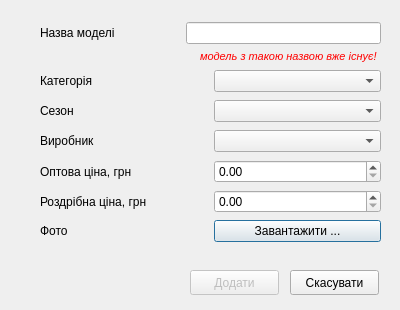
moz6go/ShoesStore, file addmodeldialog.ui: the form before one commit.
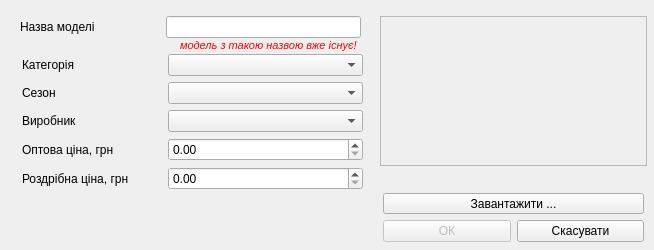
The form after the commit. Icons and pictures are not drawn.

Commit message: add column enums, remake addmodel dialog(add photo)

Diff of the .ui file:
```diff
--- a/addmodeldialog.ui
+++ b/addmodeldialog.ui
@@ -6,20 +6,20 @@
    <rect>
     <x>0</x>
     <y>0</y>
-    <width>400</width>
-    <height>310</height>
+    <width>654</width>
+    <height>250</height>
    </rect>
   </property>
   <property name="minimumSize">
    <size>
-    <width>400</width>
-    <height>310</height>
+    <width>654</width>
+    <height>250</height>
    </size>
   </property>
   <property name="maximumSize">
    <size>
-    <width>400</width>
-    <height>310</height>
+    <width>654</width>
+    <height>250</height>
    </size>
   </property>
   <property name="windowTitle">
@@ -29,146 +29,11 @@
    <iconset resource="pics.qrc">
     <normaloff>:/pics/add_model.png</normaloff>:/pics/add_model.png</iconset>
   </property>
-  <widget class="QWidget" name="layoutWidget1">
-   <property name="geometry">
-    <rect>
-     <x>40</x>
-     <y>220</y>
-     <width>341</width>
-     <height>28</height>
-    </rect>
-   </property>
-   <layout class="QHBoxLayout" name="picture_layout">
-    <property name="sizeConstraint">
-     <enum>QLayout::SetMaximumSize</enum>
-    </property>
-    <item>
-     <widget class="QLabel" name="picture_le">
-      <property name="minimumSize">
-       <size>
-        <width>140</width>
-        <height>0</height>
-       </size>
-      </property>
-      <property name="text">
-       <string>Фото</string>
-      </property>
-     </widget>
-    </item>
-    <item>
-     <widget class="QPushButton" name="load_pic_pb">
-      <property name="text">
-       <string>Завантажити ...</string>
-      </property>
-     </widget>
-    </item>
-   </layout>
-  </widget>
-  <widget class="QWidget" name="layoutWidget2">
-   <property name="geometry">
-    <rect>
-     <x>40</x>
-     <y>130</y>
-     <width>341</width>
-     <height>27</height>
-    </rect>
-   </property>
-   <layout class="QHBoxLayout" name="brand_layout">
-    <property name="sizeConstraint">
-     <enum>QLayout::SetMaximumSize</enum>
-    </property>
-    <item>
-     <widget class="QLabel" name="brand_lb">
-      <property name="minimumSize">
-       <size>
-        <width>140</width>
-        <height>0</height>
-       </size>
-      </property>
-      <property name="text">
-       <string>Виробник</string>
-      </property>
-     </widget>
-    </item>
-    <item>
-     <widget class="QComboBox" name="brand_cb"/>
-    </item>
-   </layout>
-  </widget>
-  <widget class="QWidget" name="layoutWidget3">
-   <property name="geometry">
-    <rect>
-     <x>40</x>
-     <y>190</y>
-     <width>341</width>
-     <height>28</height>
-    </rect>
-   </property>
-   <layout class="QHBoxLayout" name="retailpr_layout">
-    <property name="sizeConstraint">
-     <enum>QLayout::SetMaximumSize</enum>
-    </property>
-    <item>
-     <widget class="QLabel" name="retailpr_lb">
-      <property name="minimumSize">
-       <size>
-        <width>140</width>
-        <height>0</height>
-       </size>
-      </property>
-      <property name="text">
-       <string>Роздрібна ціна, грн</string>
-      </property>
-     </widget>
-    </item>
-    <item>
-     <widget class="QDoubleSpinBox" name="retailpr_sb">
-      <property name="maximum">
-       <double>1000000.000000000000000</double>
-      </property>
-      <property name="singleStep">
-       <double>10.000000000000000</double>
-      </property>
-     </widget>
-    </item>
-   </layout>
-  </widget>
-  <widget class="QWidget" name="layoutWidget4">
-   <property name="geometry">
-    <rect>
-     <x>40</x>
-     <y>100</y>
-     <width>341</width>
-     <height>27</height>
-    </rect>
-   </property>
-   <layout class="QHBoxLayout" name="season_layout">
-    <property name="sizeConstraint">
-     <enum>QLayout::SetMaximumSize</enum>
-    </property>
-    <item>
-     <widget class="QLabel" name="season_lb">
-      <property name="minimumSize">
-       <size>
-        <width>140</width>
-        <height>0</height>
-       </size>
-      </property>
-      <property name="text">
-       <string>Сезон</string>
-      </property>
-     </widget>
-    </item>
-    <item>
-     <widget class="QComboBox" name="season_cb"/>
-    </item>
-   </layout>
-  </widget>
   <widget class="QWidget" name="layoutWidget5">
    <property name="geometry">
     <rect>
-     <x>40</x>
-     <y>22</y>
+     <x>20</x>
+     <y>16</y>
      <width>341</width>
      <height>27</height>
     </rect>
@@ -195,115 +60,11 @@
     </item>
    </layout>
   </widget>
-  <widget class="QWidget" name="layoutWidget6">
-   <property name="geometry">
-    <rect>
-     <x>40</x>
-     <y>160</y>
-     <width>341</width>
-     <height>28</height>
-    </rect>
-   </property>
-   <layout class="QHBoxLayout" name="wholesalepr_layout">
-    <property name="sizeConstraint">
-     <enum>QLayout::SetMaximumSize</enum>
-    </property>
-    <item>
-     <widget class="QLabel" name="wholesalepr_lb">
-      <property name="minimumSize">
-       <size>
-        <width>140</width>
-        <height>0</height>
-       </size>
-      </property>
-      <property name="text">
-       <string>Оптова ціна, грн</string>
-      </property>
-     </widget>
-    </item>
-    <item>
-     <widget class="QDoubleSpinBox" name="wholesalepr_sb">
-      <property name="prefix">
-       <string/>
-      </property>
-      <property name="suffix">
-       <string/>
-      </property>
-      <property name="maximum">
-       <double>1000000.000000000000000</double>
-      </property>
-      <property name="singleStep">
-       <double>10.000000000000000</double>
-      </property>
-     </widget>
-    </item>
-   </layout>
-  </widget>
-  <widget class="QWidget" name="layoutWidget_2">
-   <property name="geometry">
-    <rect>
-     <x>40</x>
-     <y>70</y>
-     <width>341</width>
-     <height>27</height>
-    </rect>
-   </property>
-   <layout class="QHBoxLayout" name="category_layout">
-    <property name="sizeConstraint">
-     <enum>QLayout::SetMaximumSize</enum>
-    </property>
-    <item>
-     <widget class="QLabel" name="category_lb">
-      <property name="minimumSize">
-       <size>
-        <width>140</width>
-        <height>0</height>
-       </size>
-      </property>
-      <property name="text">
-       <string>Категорія</string>
-      </property>
-     </widget>
-    </item>
-    <item>
-     <widget class="QComboBox" name="category_cb"/>
-    </item>
-   </layout>
-  </widget>
-  <widget class="QPushButton" name="add_pb">
-   <property name="enabled">
-    <bool>false</bool>
-   </property>
-   <property name="geometry">
-    <rect>
-     <x>190</x>
-     <y>270</y>
-     <width>89</width>
-     <height>25</height>
-    </rect>
-   </property>
-   <property name="text">
-    <string>Додати</string>
-   </property>
-  </widget>
-  <widget class="QPushButton" name="cancel_pb">
-   <property name="geometry">
-    <rect>
-     <x>290</x>
-     <y>270</y>
-     <width>89</width>
-     <height>25</height>
-    </rect>
-   </property>
-   <property name="text">
-    <string>Скасувати</string>
-   </property>
-  </widget>
   <widget class="QLabel" name="warning_lbl">
    <property name="geometry">
     <rect>
-     <x>200</x>
-     <y>46</y>
+     <x>180</x>
+     <y>35</y>
      <width>181</width>
      <height>20</height>
     </rect>
@@ -321,24 +82,209 @@
     <string>модель з такою назвою вже існує!</string>
    </property>
   </widget>
+  <widget class="QLabel" name="pic_name_lbl">
+   <property name="geometry">
+    <rect>
+     <x>386</x>
+     <y>167</y>
+     <width>261</width>
+     <height>21</height>
+    </rect>
+   </property>
+   <property name="minimumSize">
+    <size>
+     <width>261</width>
+     <height>0</height>
+    </size>
+   </property>
+   <property name="font">
+    <font>
+     <pointsize>8</pointsize>
+     <italic>true</italic>
+    </font>
+   </property>
+   <property name="text">
+    <string/>
+   </property>
+  </widget>
   <widget class="QLabel" name="pic_lbl">
    <property name="geometry">
     <rect>
-     <x>40</x>
-     <y>243</y>
-     <width>341</width>
-     <height>21</height>
+     <x>380</x>
+     <y>16</y>
+     <width>267</width>
+     <height>150</height>
     </rect>
    </property>
-   <property name="font">
-    <font>
-     <pointsize>8</pointsize>
-     <italic>true</italic>
-    </font>
+   <property name="minimumSize">
+    <size>
+     <width>267</width>
+     <height>150</height>
+    </size>
+   </property>
+   <property name="frameShape">
+    <enum>QFrame::StyledPanel</enum>
    </property>
    <property name="text">
     <string/>
    </property>
+   <property name="alignment">
+    <set>Qt::AlignCenter</set>
+   </property>
+  </widget>
+  <widget class="QWidget" name="">
+   <property name="geometry">
+    <rect>
+     <x>383</x>
+     <y>220</y>
+     <width>261</width>
+     <height>23</height>
+    </rect>
+   </property>
+   <layout class="QHBoxLayout" name="horizontalLayout">
+    <item>
+     <widget class="QPushButton" name="add_pb">
+      <property name="enabled">
+       <bool>false</bool>
+      </property>
+      <property name="text">
+       <string>ОК</string>
+      </property>
+     </widget>
+    </item>
+    <item>
+     <widget class="QPushButton" name="cancel_pb">
+      <property name="text">
+       <string>Скасувати</string>
+      </property>
+     </widget>
+    </item>
+   </layout>
+  </widget>
+  <widget class="QPushButton" name="load_pic_pb">
+   <property name="geometry">
+    <rect>
+     <x>383</x>
+     <y>193</y>
+     <width>261</width>
+     <height>21</height>
+    </rect>
+   </property>
+   <property name="text">
+    <string>Завантажити ...</string>
+   </property>
+  </widget>
+  <widget class="QWidget" name="">
+   <property name="geometry">
+    <rect>
+     <x>22</x>
+     <y>54</y>
+     <width>341</width>
+     <height>138</height>
+    </rect>
+   </property>
+   <layout class="QFormLayout" name="formLayout">
+    <item row="0" column="0">
+     <widget class="QLabel" name="category_lb">
+      <property name="minimumSize">
+       <size>
+        <width>140</width>
+        <height>0</height>
+       </size>
+      </property>
+      <property name="text">
+       <string>Категорія</string>
+      </property>
+     </widget>
+    </item>
+    <item row="0" column="1">
+     <widget class="QComboBox" name="category_cb"/>
+    </item>
+    <item row="1" column="0">
+     <widget class="QLabel" name="season_lb">
+      <property name="minimumSize">
+       <size>
+        <width>140</width>
+        <height>0</height>
+       </size>
+      </property>
+      <property name="text">
+       <string>Сезон</string>
+      </property>
+     </widget>
+    </item>
+    <item row="1" column="1">
+     <widget class="QComboBox" name="season_cb"/>
+    </item>
+    <item row="2" column="0">
+     <widget class="QLabel" name="brand_lb">
+      <property name="minimumSize">
+       <size>
+        <width>140</width>
+        <height>0</height>
+       </size>
+      </property>
+      <property name="text">
+       <string>Виробник</string>
+      </property>
+     </widget>
+    </item>
+    <item row="2" column="1">
+     <widget class="QComboBox" name="brand_cb"/>
+    </item>
+    <item row="3" column="0">
+     <widget class="QLabel" name="wholesalepr_lb">
+      <property name="minimumSize">
+       <size>
+        <width>140</width>
+        <height>0</height>
+       </size>
+      </property>
+      <property name="text">
+       <string>Оптова ціна, грн</string>
+      </property>
+     </widget>
+    </item>
+    <item row="3" column="1">
+     <widget class="QDoubleSpinBox" name="wholesalepr_sb">
+      <property name="prefix">
+       <string/>
+      </property>
+      <property name="suffix">
+       <string/>
+      </property>
+      <property name="maximum">
+       <double>1000000.000000000000000</double>
+      </property>
+      <property name="singleStep">
+       <double>10.000000000000000</double>
+      </property>
+     </widget>
+    </item>
+    <item row="4" column="0">
+     <widget class="QLabel" name="retailpr_lb">
+      <property name="minimumSize">
+       <size>
+        <width>140</width>
+        <height>0</height>
+       </size>
+      </property>
+      <property name="text">
+       <string>Роздрібна ціна, грн</string>
+      </property>
+     </widget>
+    </item>
+    <item row="4" column="1">
+     <widget class="QDoubleSpinBox" name="retailpr_sb">
+      <property name="maximum">
+       <double>1000000.000000000000000</double>
+      </property>
+      <property name="singleStep">
+       <double>10.000000000000000</double>
+      </property>
+     </widget>
+    </item>
+   </layout>
   </widget>
  </widget>
  <tabstops>
```
The commit also changes 18 other files.
